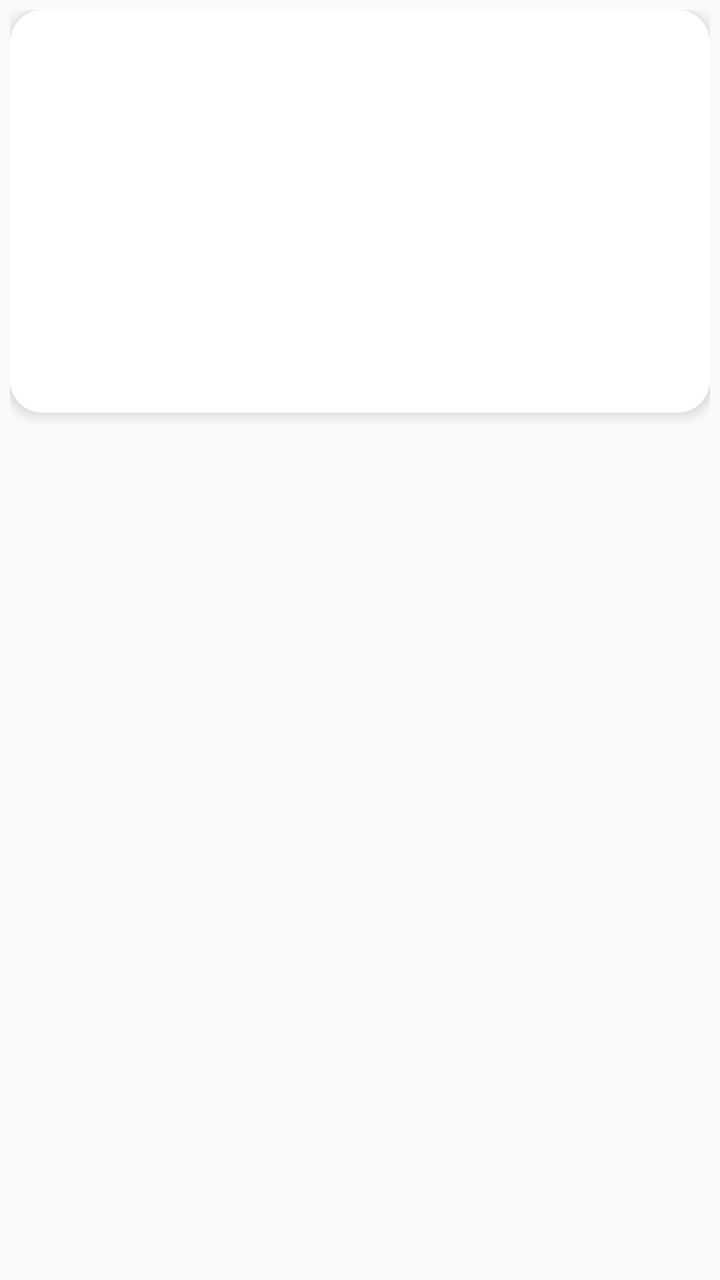
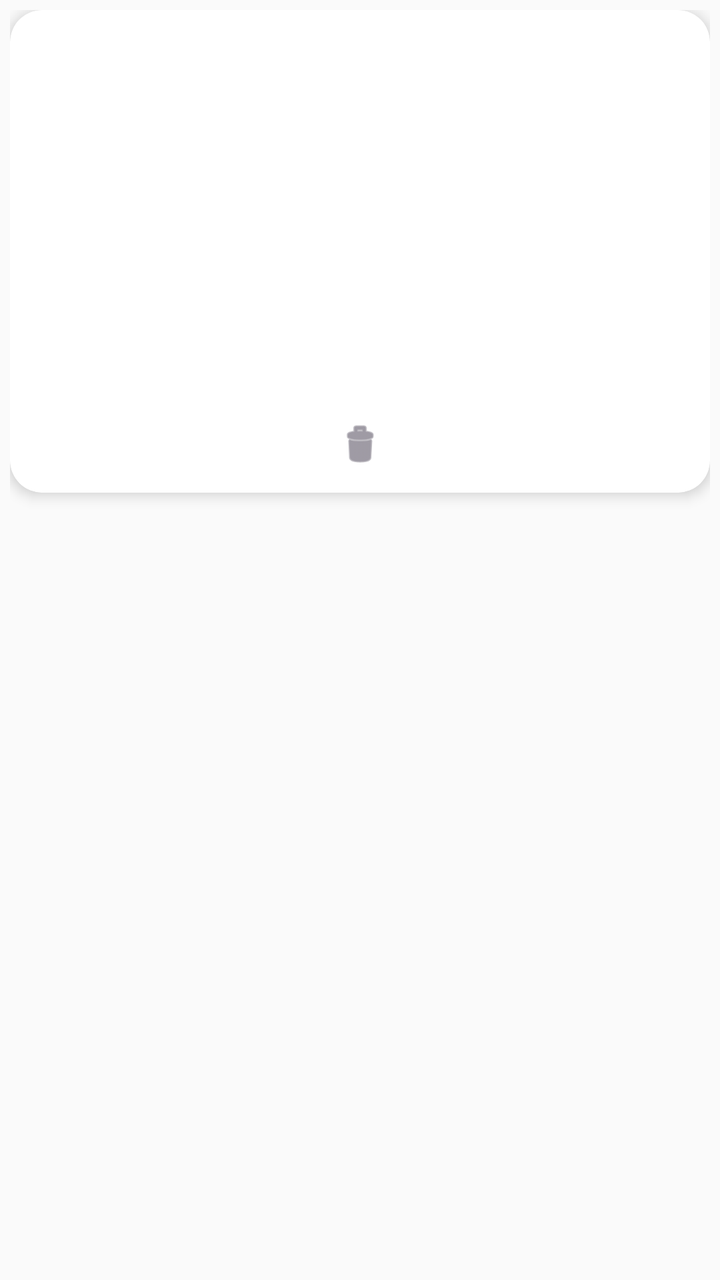

Screens rendered from an Android XML layout before and after an edit, with the pre-edit source and the edit as a unified diff.
<!-- AndroidManifest.xml: application theme Theme.Testando -->
<!-- res/layout/item_pictogram.xml -->
<?xml version="1.0" encoding="utf-8"?>
<LinearLayout xmlns:android="http://schemas.android.com/apk/res/android"
    xmlns:app="http://schemas.android.com/apk/res-auto"
    android:id="@+id/rootPictogramBorder"
    android:layout_width="match_parent"
    android:layout_height="wrap_content"
    android:layout_margin="8dp"
    android:orientation="vertical"
    android:padding="5dp">

    <androidx.cardview.widget.CardView
        android:layout_width="match_parent"
        android:layout_height="wrap_content"
        app:cardCornerRadius="16dp"
        app:cardElevation="4dp">

        <LinearLayout
            android:layout_width="match_parent"
            android:layout_height="wrap_content"
            android:orientation="vertical"
            android:gravity="center"
            android:padding="8dp">

            <ImageView
                android:id="@+id/ivPictogram"
                android:layout_width="match_parent"
                android:layout_height="140dp"
                android:scaleType="centerCrop"
                android:adjustViewBounds="true"
                android:minHeight="140dp" />

            <TextView
                android:id="@+id/tvPictogramName"
                style="@style/TextBody"
                android:layout_width="match_parent"
                android:layout_height="wrap_content"
                android:layout_marginTop="8dp"
                android:gravity="center"
                android:textSize="14sp"
                android:textStyle="bold" />

            <TextView
                android:id="@+id/tvPictogramCategory"
                style="@style/TextBody"
                android:layout_width="match_parent"
                android:layout_height="wrap_content"
                android:layout_marginTop="2dp"
                android:gravity="center"
                android:textSize="12sp" />

        </LinearLayout>

    </androidx.cardview.widget.CardView>

</LinearLayout>
<!-- resources referenced by this layout -->
<resources>
  <style name="TextBody">
          <item name="android:fontFamily">@font/raleway_regular</item>
          <item name="android:textColor">@color/text_body</item>
      </style>
  <style name="Theme.Testando" parent="Theme.AppCompat.Light.NoActionBar" />
  <color name="text_body">#5F5868</color>
</resources>

<!-- the commit's change to res/layout/item_pictogram.xml (unified diff, before → after) -->
@@ -48,6 +48,15 @@
                 android:gravity="center"
                 android:textSize="12sp" />
 
+            <ImageView
+                android:id="@+id/btnDeletePictogram"
+                android:layout_width="32dp"
+                android:layout_height="32dp"
+                android:layout_marginTop="8dp"
+                android:padding="4dp"
+                android:src="@android:drawable/ic_menu_delete"
+                app:tint="@color/text_body" />
+
         </LinearLayout>
 
     </androidx.cardview.widget.CardView>
